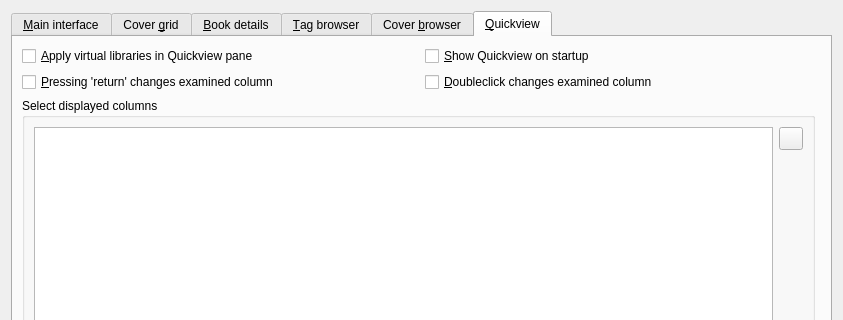
The window that src/calibre/gui2/preferences/look_feel.ui (kovidgoyal/calibre) describes before a commit, drawn with Qt 5; both pictures show x 0 to 843 and y 0 to 320 of the 843 by 546 pixel window.
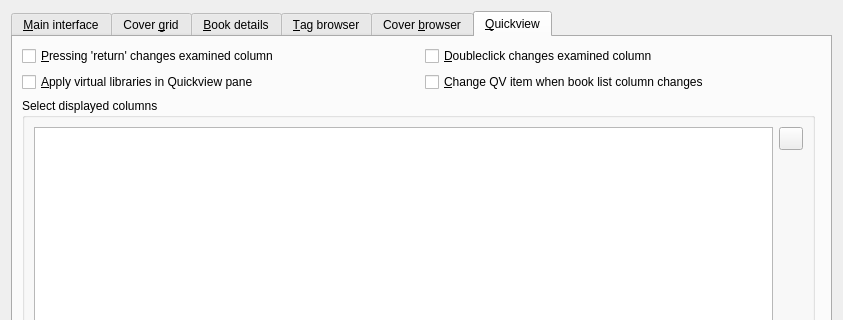
The same window after the commit. The open tabs and pages were chosen to show the change. Icons and pictures are not drawn. Custom widgets are drawn as their Qt base class.

Commit message:
Several QV improvements and bug fixes - Add quickview to the layout buttons, with all that entails - Allow changing quickview contents using the arrow keys on the booklist - Make Shift+Q (change focus to Quickview) actually work. I can't test this on non-Windows systems. - A fair amount of refactoring to make behavior more predictable.
I put the quickview button at the end of the set of layout buttons because I couldn't make an argument for some other position.

Diff of the .ui file:
```diff
--- a/src/calibre/gui2/preferences/look_feel.ui
+++ b/src/calibre/gui2/preferences/look_feel.ui
@@ -1142,7 +1142,7 @@
       <layout class="QGridLayout" name="gridLayout_122">
        <item row="1" column="0" colspan="2">
         <layout class="QGridLayout" name="gridLayout_122">
-         <item row="1" column="0">
+         <item row="2" column="0">
           <widget class="QCheckBox" name="opt_qv_respects_vls">
            <property name="text">
             <string>&amp;Apply virtual libraries in Quickview pane</string>
@@ -1153,14 +1153,18 @@
            </property>
           </widget>
          </item>
-         <item row="1" column="1">
-          <widget class="QCheckBox" name="opt_qv_show_on_startup">
+         <item row="2" column="1">
+          <widget class="QCheckBox" name="opt_qv_follows_column">
            <property name="text">
-            <string>&amp;Show Quickview on startup</string>
+            <string>&amp;Change QV item when book list column changes</string>
+           </property>
+           <property name="toolTip">
+            <string>Check this box to make Quickview change the column being examined
+when the column in the book list is changed using the cursor arrow keys</string>
            </property>
           </widget>
          </item>
-         <item row="2" column="0">
+         <item row="1" column="0">
           <widget class="QCheckBox" name="opt_qv_retkey_changes_column">
            <property name="toolTip">
             <string>Pressing return in a cell changes both the book and the
@@ -1171,7 +1175,7 @@
            </property>
           </widget>
          </item>
-         <item row="2" column="1">
+         <item row="1" column="1">
           <widget class="QCheckBox" name="opt_qv_dclick_changes_column">
            <property name="toolTip">
             <string>Double-clicking in a cell changes both the book and the
```
Left out of the diff: 3 changed lines with no effect on the pictures. The commit also changes 7 other files.
